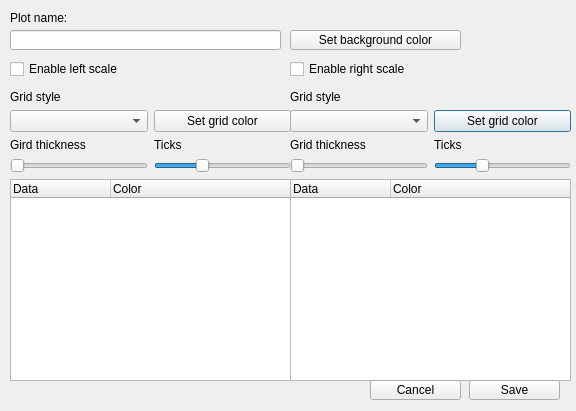
This is radeon-profile/dialogs/dialog_defineplot.ui in marazmista/radeon-profile as Qt 5 draws it before an edit. The edited form follows.
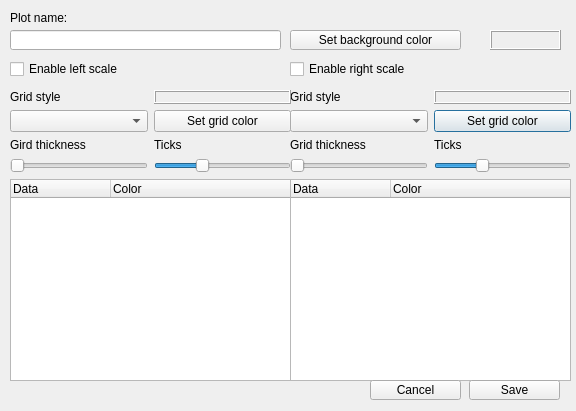
This is the edited form.

Commit message: added option to override individual plots background

```diff
--- a/radeon-profile/dialogs/dialog_defineplot.ui
+++ b/radeon-profile/dialogs/dialog_defineplot.ui
@@ -73,9 +73,6 @@
       </property>
      </widget>
     </item>
-    <item row="0" column="1">
-     <widget class="QWidget" name="widget_rightGridColor" native="true"/>
-    </item>
     <item row="3" column="1">
      <widget class="QSlider" name="slider_ticksRight">
       <property name="minimum">
@@ -160,6 +157,16 @@
       </property>
      </widget>
     </item>
+    <item row="0" column="1">
+     <widget class="QFrame" name="frame_rightGridColor">
+      <property name="frameShape">
+       <enum>QFrame::Box</enum>
+      </property>
+      <property name="frameShadow">
+       <enum>QFrame::Raised</enum>
+      </property>
+     </widget>
+    </item>
    </layout>
    <zorder>list_rightData</zorder>
    <zorder>label_5</zorder>
@@ -235,9 +242,6 @@
     <item row="1" column="0">
      <widget class="QComboBox" name="combo_leftScaleStyle"/>
     </item>
-    <item row="0" column="1">
-     <widget class="QWidget" name="widget_leftGridColor" native="true"/>
-    </item>
     <item row="2" column="1">
      <widget class="QLabel" name="label_6">
       <property name="text">
@@ -309,6 +313,16 @@
       </property>
      </widget>
     </item>
+    <item row="0" column="1">
+     <widget class="QFrame" name="frame_leftGridColor">
+      <property name="frameShape">
+       <enum>QFrame::Box</enum>
+      </property>
+      <property name="frameShadow">
+       <enum>QFrame::Raised</enum>
+      </property>
+     </widget>
+    </item>
    </layout>
   </widget>
   <widget class="QCheckBox" name="cb_enableLeftScale">
@@ -363,7 +377,7 @@
     <string>Plot name:</string>
    </property>
   </widget>
-  <widget class="QWidget" name="widget_background" native="true">
+  <widget class="QFrame" name="frame_background">
    <property name="geometry">
     <rect>
      <x>490</x>
@@ -372,7 +386,12 @@
      <height>20</height>
     </rect>
    </property>
-   <layout class="QGridLayout" name="gridLayout_2"/>
+   <property name="frameShape">
+    <enum>QFrame::Box</enum>
+   </property>
+   <property name="frameShadow">
+    <enum>QFrame::Raised</enum>
+   </property>
   </widget>
   <widget class="QLineEdit" name="line_name">
    <property name="geometry">
```
Left out of the diff: 2 changed lines with no effect on the pictures. The commit also changes 7 other files.
